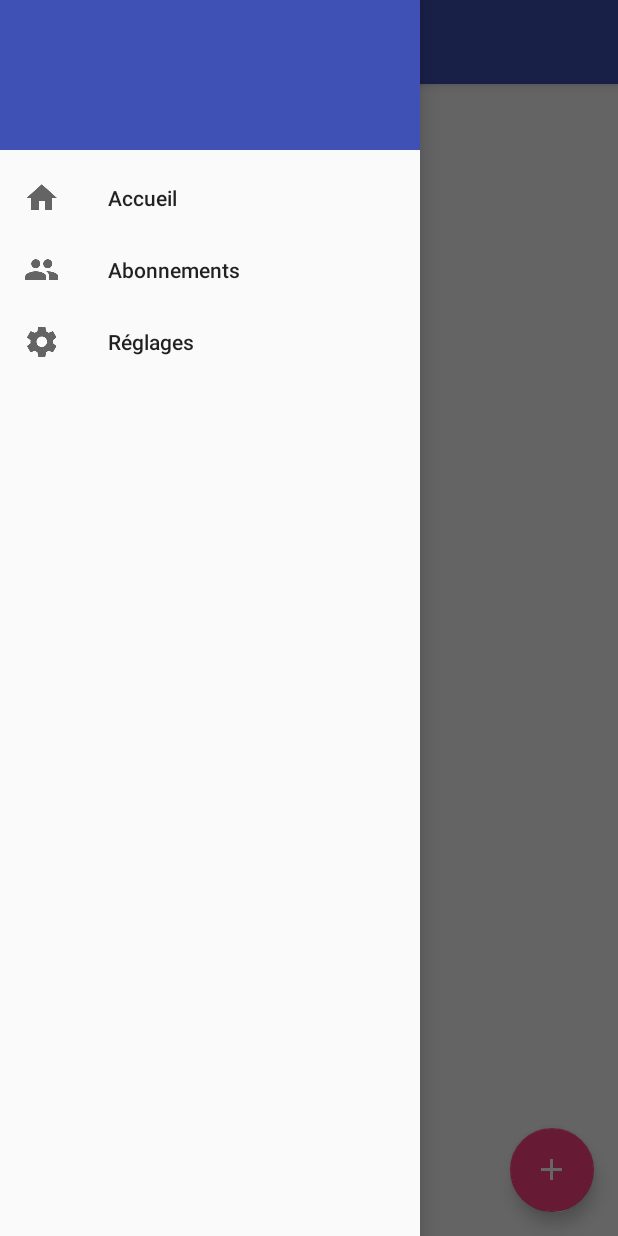
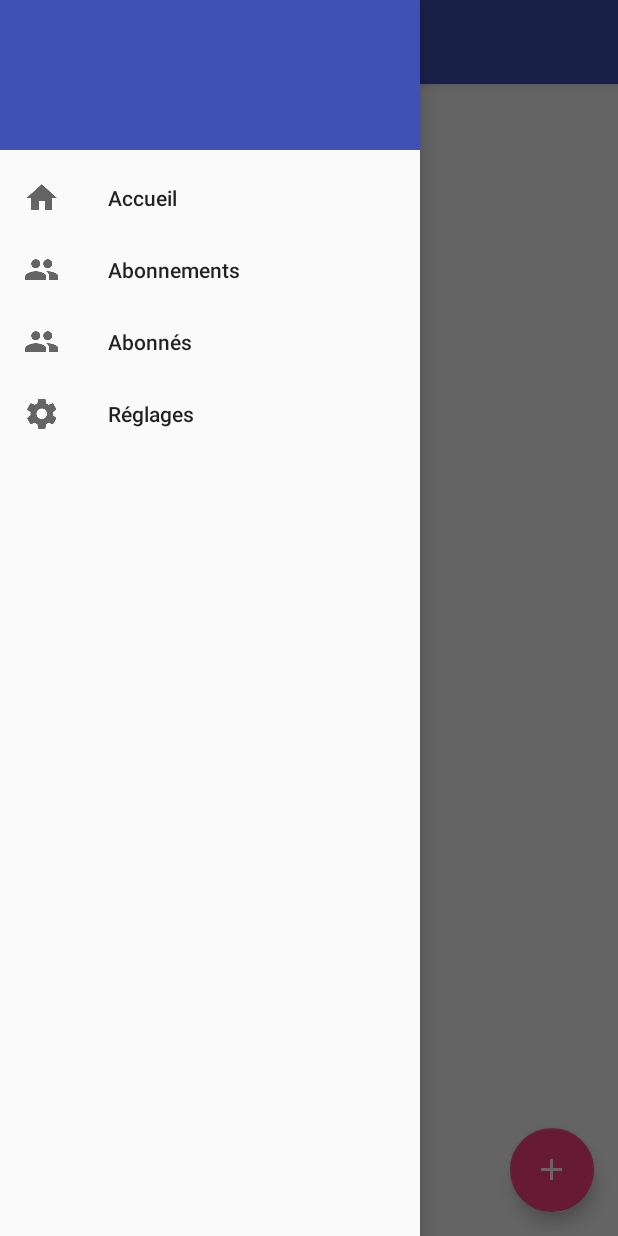
Before and after one commit to Mehdi-SIO/FederatedBirds-master, an Android app: the MainActivity screen opened directly, with no data from a screen before it, with the side drawer open, on a phone screen of 412 x 824 dp. Run offline under Robolectric (Android 15) with nearby library versions, the phone set to English and light mode, and no system bars; our stand-ins replace Picasso; network calls fail; pictures from the network do not load; 1 statement that could not run was skipped.

Commit message:
Adding followers value

```diff
--- a/app/src/main/res/menu/drawer.xml
+++ b/app/src/main/res/menu/drawer.xml
@@ -9,6 +9,10 @@
           android:icon="@drawable/ic_group_white_24dp"
           android:title="@string/followed" />
 
+    <item android:id="@+id/followers"
+        android:icon="@drawable/ic_group_white_24dp"
+        android:title="@string/followers" />
+
     <item android:id="@+id/settings"
           android:icon="@drawable/ic_settings_white_24dp"
           android:title="@string/settings" />
--- a/app/src/main/res/values/strings.xml
+++ b/app/src/main/res/values/strings.xml
@@ -13,6 +13,7 @@
     <string name="logout">Déconnexion</string>
     <string name="login_progress">Connexion en cours...</string>
     <string name="followed">Abonnements</string>
+    <string name="followers">Abonnés</string>
     <string name="new_message">Nouveau message</string>
     <string name="post">Poster</string>
     <string name="empty_message_error">Message vide non posté.</string>
```
Also changed, not shown: 1 other file.
